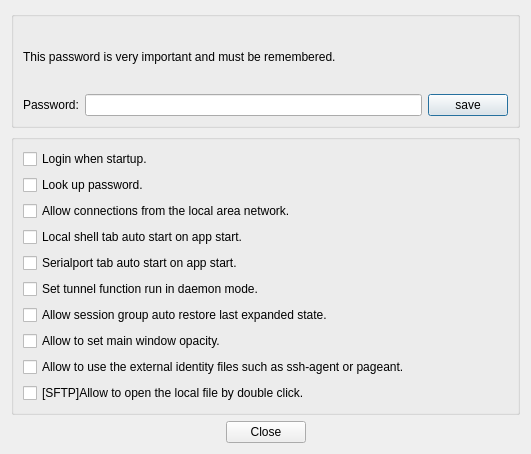
aoyiduo/woterm, file woterm/qwoadmindialog.ui: the form before one commit.
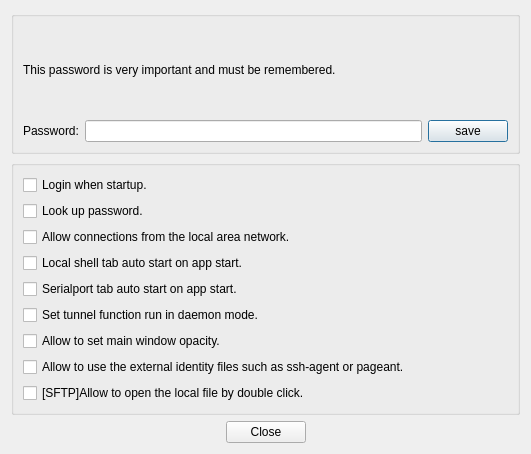
The form after the commit. Icons and pictures are not drawn.

```diff
--- a/woterm/qwoadmindialog.ui
+++ b/woterm/qwoadmindialog.ui
@@ -123,13 +123,6 @@
           </property>
          </widget>
         </item>
-        <item>
-         <widget class="QCheckBox" name="chkGroupExpand">
-          <property name="text">
-           <string>Allow session group auto restore last expanded state.</string>
-          </property>
-         </widget>
-        </item>
         <item>
          <widget class="QCheckBox" name="chkOpacity">
           <property name="text">
```
